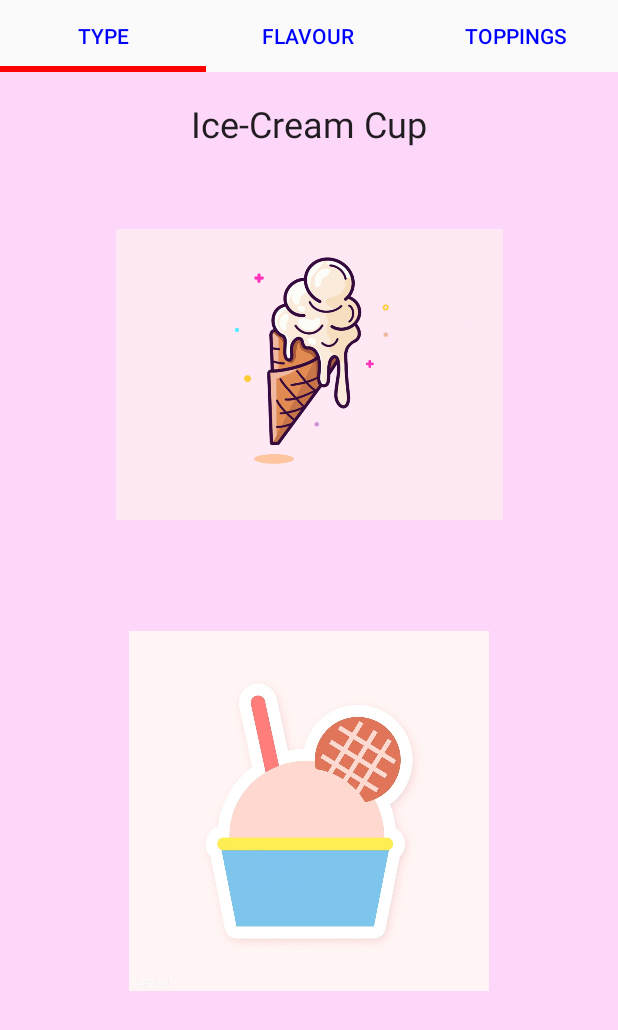
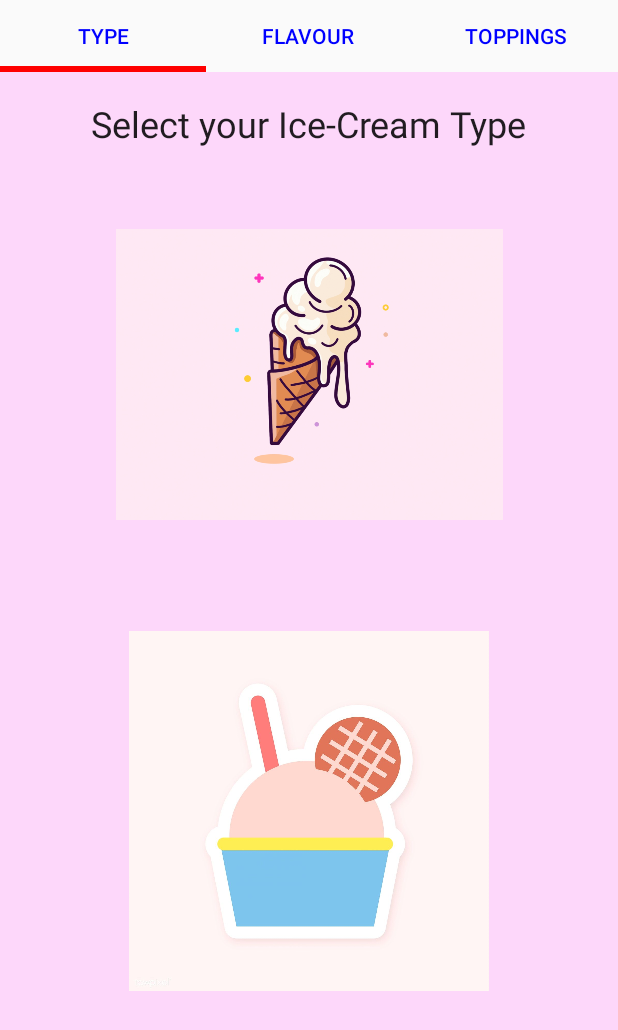
Before and after one commit to Deepanc7/Customice, an Android app: the fragment1 screen opened directly, with no data from a screen before it, after a tap on "Cup", on a phone screen of 412 x 824 dp. Shown: the top 1030 px of the screen. Run offline under Robolectric (Android 15) with nearby library versions, the phone set to English and light mode, and no system bars; Roboto replaces fonts that are not available here; 1 statement that could not run was skipped; 1 other tap on this screen came first.

Commit message:
fragment 1: fixed clipping issue with text, added separate textview for state change, changed variable names for bundle

```diff
--- a/app/src/main/java/com/example/t_frag/fragment1.java
+++ b/app/src/main/java/com/example/t_frag/fragment1.java
@@ -29,25 +29,28 @@ public class fragment1 extends Fragment {
 
 
         TextView textview4 = view.findViewById(R.id.icecream_type);
+        TextView selectDisplay = view.findViewById(R.id.selectDisplay);
 
         simpleImageButtonCup.setOnClickListener(new View.OnClickListener() {
             @Override
             public void onClick(View v) {
-                textview4.setText("Ice-Cream Cup");
-                String ch="1";
+                selectDisplay.setText("Ice-Cream Cup");
+                //String ch="1";
+                //1 == cup 2 == cone
                 Bundle result = new Bundle();
+                //bundleKey == bundleKeyBase
 
-                result.putString("bundleKey", "1");
-                getParentFragmentManager().setFragmentResult("requestKey", result);
+                result.putString("bundleKeyBase", "cup");
+                getParentFragmentManager().setFragmentResult("requestKeyBase", result);
             }
         });
         simpleImageButtonCandy.setOnClickListener(new View.OnClickListener() {
             @Override
             public void onClick(View v) {
-                textview4.setText("Ice-Cream Cone");
+                selectDisplay.setText("Ice-Cream Cone");
                 Bundle result = new Bundle();
-                result.putString("bundleKey", "2");
-                getParentFragmentManager().setFragmentResult("requestKey", result);
+                result.putString("bundleKeyBase", "cone");
+                getParentFragmentManager().setFragmentResult("requestKeyBase", result);
             }
         });
 
--- a/app/src/main/java/com/example/t_frag/fragment2.java
+++ b/app/src/main/java/com/example/t_frag/fragment2.java
@@ -30,13 +30,13 @@ public class fragment2 extends Fragment {
 
         getParentFragmentManager().setFragmentResultListener("requestKey", this, new FragmentResultListener() {
             @Override
-            public void onFragmentResult(@NonNull String requestKey, @NonNull Bundle bundle) {
+            public void onFragmentResult(@NonNull String requestKeyBase, @NonNull Bundle bundle) {
                 // We use a String here, but any type that can be put in a Bundle is supported
                 ImageView typeImg = (ImageView)view.findViewById(R.id.imageView3);
 
-                result = bundle.getString("bundleKey");
+                result = bundle.getString("bundleKeyBase");
 
-                if(result=="2") {
+                if(result=="cone") {
                     b=60;
                     typeImg.setImageResource(R.drawable.cone_plain);
                 }
--- a/app/src/main/res/layout/fragment_fragment1.xml
+++ b/app/src/main/res/layout/fragment_fragment1.xml
@@ -17,9 +17,10 @@
         android:textSize="24sp"
         app:layout_constraintBottom_toBottomOf="parent"
         app:layout_constraintEnd_toEndOf="parent"
+        app:layout_constraintHorizontal_bias="0.494"
         app:layout_constraintStart_toStartOf="parent"
         app:layout_constraintTop_toTopOf="parent"
-        app:layout_constraintVertical_bias="0.067" />
+        app:layout_constraintVertical_bias="0.022" />
 
     <ImageButton
         android:id="@+id/cone_button"
@@ -34,22 +35,23 @@
         app:layout_constraintHorizontal_bias="0.496"
         app:layout_constraintStart_toStartOf="parent"
         app:layout_constraintTop_toBottomOf="@+id/icecream_type"
-        app:layout_constraintVertical_bias="0.12"
+        app:layout_constraintVertical_bias="0.14"
         app:srcCompat="@drawable/icecream_cone" />
 
     <ImageButton
         android:id="@+id/cup_button"
-        android:layout_width="382dp"
-        android:layout_height="260dp"
+        android:layout_width="376dp"
+        android:layout_height="244dp"
         android:adjustViewBounds="true"
         android:background="@color/purple_200"
         android:contentDescription="Cup"
         android:scaleType="fitCenter"
         app:layout_constraintBottom_toBottomOf="parent"
         app:layout_constraintEnd_toEndOf="parent"
+        app:layout_constraintHorizontal_bias="0.457"
         app:layout_constraintStart_toStartOf="parent"
         app:layout_constraintTop_toTopOf="parent"
-        app:layout_constraintVertical_bias="0.867"
+        app:layout_constraintVertical_bias="0.749"
         app:srcCompat="@drawable/icecream_cup" />
 
     <TextView
@@ -62,14 +64,15 @@
         android:textSize="16sp"
         app:layout_constraintBottom_toBottomOf="parent"
         app:layout_constraintEnd_toEndOf="parent"
+        app:layout_constraintHorizontal_bias="0.486"
         app:layout_constraintStart_toStartOf="parent"
         app:layout_constraintTop_toTopOf="parent"
-        app:layout_constraintVertical_bias="0.492" />
+        app:layout_constraintVertical_bias="0.467" />
 
     <TextView
         android:id="@+id/textView30"
-        android:layout_width="49dp"
-        android:layout_height="27dp"
+        android:layout_width="54dp"
+        android:layout_height="37dp"
         android:fontFamily="@font/fredoka_one"
         android:text="Rs. 30"
         android:textColor="@color/white"
@@ -79,7 +82,22 @@
         app:layout_constraintHorizontal_bias="0.498"
         app:layout_constraintStart_toStartOf="parent"
         app:layout_constraintTop_toTopOf="parent"
-        app:layout_constraintVertical_bias="0.955" />
+        app:layout_constraintVertical_bias="0.891" />
+
+    <TextView
+        android:id="@+id/selectDisplay"
+        android:layout_width="wrap_content"
+        android:layout_height="wrap_content"
+        android:fontFamily="@font/fredoka_one"
+        android:text="Ice-Cream Cone"
+        android:textColor="#FFFDFD"
+        android:textSize="24sp"
+        app:layout_constraintBottom_toBottomOf="parent"
+        app:layout_constraintEnd_toEndOf="parent"
+        app:layout_constraintHorizontal_bias="0.475"
+        app:layout_constraintStart_toStartOf="parent"
+        app:layout_constraintTop_toTopOf="parent"
+        app:layout_constraintVertical_bias="0.096" />
 
     <!--    <com.google.android.material.textfield.TextInputLayout-->
     <!--        style="@style/Widget.MaterialComponents.TextInputLayout.OutlinedBox.Dense.ExposedDropdownMenu"-->
```
Also changed, not shown: app/src/main/java/com/example/t_frag/fragment3.java (+14 -3 lines).
